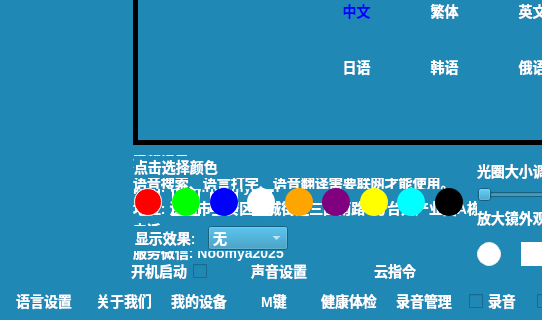
Qt form EasyPointer/mainwindow.ui (wlffeng2008/EasyPointer) before a commit; both pictures show x 0 to 542 and y 200 to 520 of the 840 by 520 pixel window.
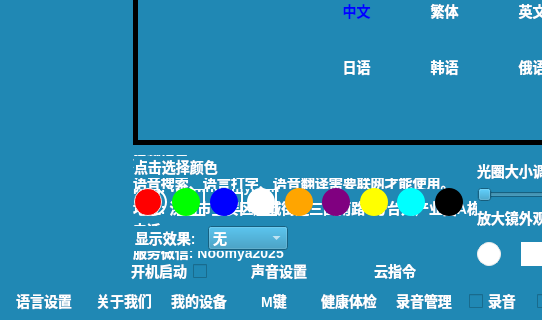
The same form after that commit. Icons and pictures are not drawn. Custom widgets are drawn as their Qt base class.

The edit to the form file:
```diff
--- a/EasyPointer/mainwindow.ui
+++ b/EasyPointer/mainwindow.ui
@@ -1786,6 +1786,9 @@
           <property name="spacing">
            <number>10</number>
           </property>
+          <property name="leftMargin">
+           <number>5</number>
+          </property>
           <item>
            <widget class="QPushButton" name="pushButton_Shape0">
             <property name="minimumSize">
```
